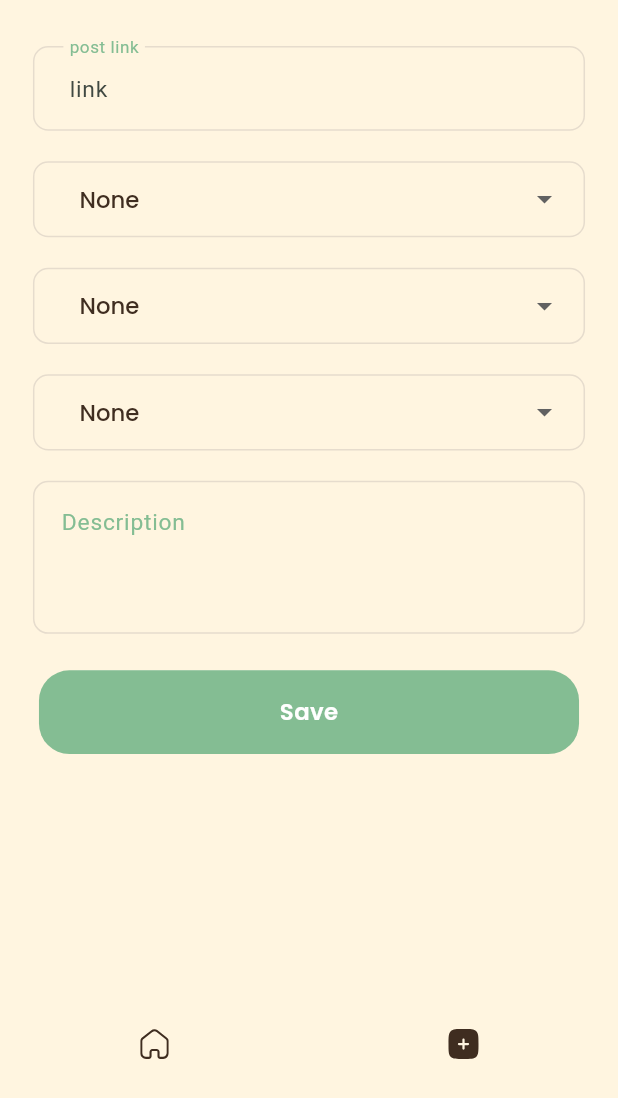
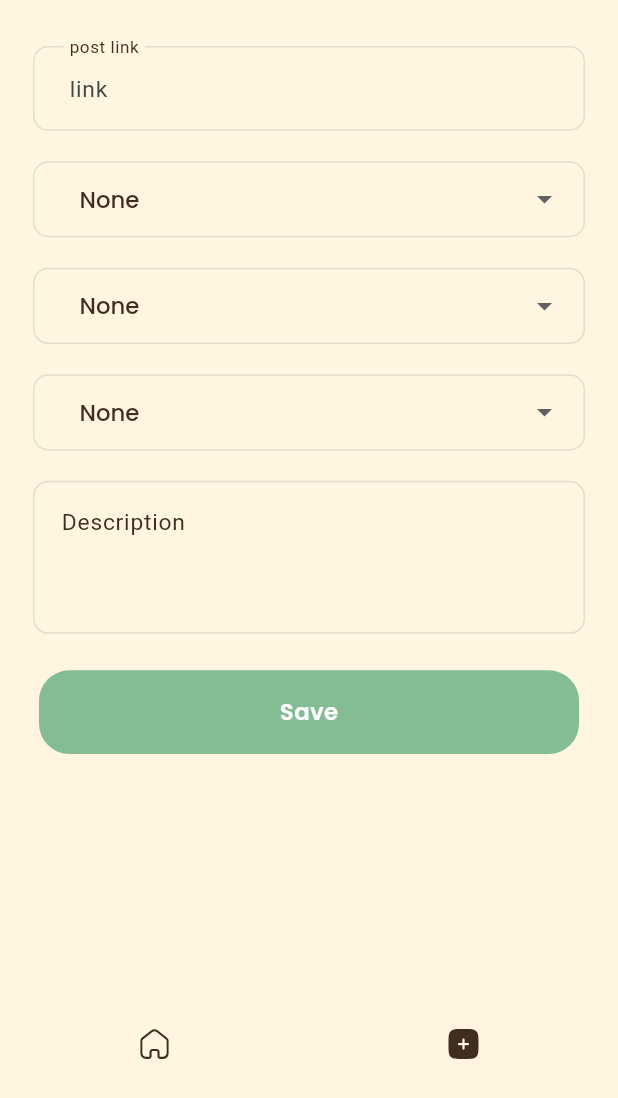
Before and after one commit to walidgithub/save_favorite_posts, a Flutter app: the screen it shows after launch, item 2 of the bottom bar chosen, on a phone screen of 412 x 824 dp, the part 138-1236 px from its top. Run offline on Flutter 3.47's test engine with Material 3 defaults, Android fonts, the phone set to English and light mode, and no system bars; drawn by our look-alikes of dropdown_button2; our stand-ins replace animate_do, bloc, dartz, dio, dots_indicator, easy_localization and 16 more.

Commit message:
try change color and edit some styles

```diff
--- a/lib/save_favorite_posts/presentation/ui/add_new_post/add_new_post_view.dart
+++ b/lib/save_favorite_posts/presentation/ui/add_new_post/add_new_post_view.dart
@@ -76,7 +76,7 @@ class _AddNewPostViewState extends State<AddNewPostView> {
                     hintStyle: TextStyle(fontSize: 15.sp),
                     labelText: AppStrings.postLink,
                     labelStyle:
-                        TextStyle(fontSize: 15.sp, color: ColorManager.kPrimary),
+                        TextStyle(fontSize: 15.sp, color: ColorManager.kSecondary),
                     border: InputBorder.none)),
             SizedBox(
               height: 20.h,
@@ -127,7 +127,7 @@ class _AddNewPostViewState extends State<AddNewPostView> {
                   labelText: AppStrings.description,
                   alignLabelWithHint: true,
                   labelStyle:
-                      TextStyle(fontSize: 15.sp, color: ColorManager.kPrimary),
+                      TextStyle(fontSize: 15.sp, color: ColorManager.kSecondary),
                   border: InputBorder.none),
             ),
             SizedBox(
--- a/lib/save_favorite_posts/presentation/ui/auth/components/auth_field.dart
+++ b/lib/save_favorite_posts/presentation/ui/auth/components/auth_field.dart
@@ -51,6 +51,7 @@ class _AuthFieldState extends State<AuthField> {
       keyboardType: widget.keyboardType,
       decoration: InputDecoration(
           hintText: widget.hintText,
+          hintStyle: TextStyle(fontSize: 15.sp),
           errorMaxLines: 2,
           suffixIcon: widget.isPasswordField
                   ? IconButton(
--- a/lib/save_favorite_posts/presentation/ui/auth/sign_in.dart
+++ b/lib/save_favorite_posts/presentation/ui/auth/sign_in.dart
@@ -100,7 +100,7 @@ class _SignInViewState extends State<SignInView> {
                   ),
                   SizedBox(height: AppConstants.heightBetweenElements),
                   AuthField(
-                    hintText: AppStrings.yourEmail,
+                    hintText: AppStrings.yourPassword,
                     controller: _passwordController,
                     keyboardType: TextInputType.visiblePassword,
                     isForgetButton: true,
--- a/lib/save_favorite_posts/presentation/ui/search/components/search_field.dart
+++ b/lib/save_favorite_posts/presentation/ui/search/components/search_field.dart
@@ -2,6 +2,8 @@ import 'package:flutter/material.dart';
 import 'package:flutter_screenutil/flutter_screenutil.dart';
 import 'package:flutter_svg/flutter_svg.dart';
 import 'package:save_favorite_posts/save_favorite_posts/shared/constant/assets_manager.dart';
+import 'package:save_favorite_posts/save_favorite_posts/shared/constant/strings_manager.dart';
+import 'package:save_favorite_posts/save_favorite_posts/shared/style/colors_manager.dart';
 import '../../../../shared/constant/app_typography.dart';
 
 class SearchField extends StatelessWidget {
@@ -23,7 +25,8 @@ class SearchField extends StatelessWidget {
           constraints: BoxConstraints(maxHeight: 55.h),
           contentPadding:
               EdgeInsets.symmetric(vertical: 10.h, horizontal: 20.w),
-          hintText: 'Search',
+          hintText: AppStrings.search,
+          hintStyle: const TextStyle(color: ColorManager.kSecondary),
           suffixIcon: Padding(
             padding: EdgeInsets.all(13.h),
             child: SvgPicture.asset(
--- a/lib/save_favorite_posts/presentation/ui/search/search_view.dart
+++ b/lib/save_favorite_posts/presentation/ui/search/search_view.dart
@@ -84,8 +84,8 @@ class _SearchViewState extends State<SearchView> {
             children: [
               SizedBox(height: 20.h),
               const HeadingRichText(
-                text1: 'You can\n',
-                text2: 'Search for posts',
+                text1: '${AppStrings.youCan}\n',
+                text2: AppStrings.searchForPosts,
               ),
               SizedBox(height: 28.h),
               Row(
--- a/lib/save_favorite_posts/presentation/ui_components/dialogs/loading_dialog.dart
+++ b/lib/save_favorite_posts/presentation/ui_components/dialogs/loading_dialog.dart
@@ -1,6 +1,7 @@
 import 'package:flutter/material.dart';
 import 'package:flutter_easyloading/flutter_easyloading.dart';
 import 'package:flutter_screenutil/flutter_screenutil.dart';
+import 'package:save_favorite_posts/save_favorite_posts/shared/constant/strings_manager.dart';
 import '../../../shared/style/colors_manager.dart';
 
 void showLoading() {
@@ -16,7 +17,7 @@ void showLoading() {
   ..userInteractions = false;
   EasyLoading.show(
     maskType: EasyLoadingMaskType.black,
-    status: 'loading...',
+    status: AppStrings.loading,
   );
 }
 
--- a/lib/save_favorite_posts/shared/constant/strings_manager.dart
+++ b/lib/save_favorite_posts/shared/constant/strings_manager.dart
@@ -25,6 +25,19 @@ class AppStrings {
   static const saveProfile = "Save Profile";
   static const exit = "Exit";
   static const welcomeTo = "Welcome To";
+  static const filters = "Filters";
+  static const websites = "Websites";
+  static const categories = "Categories";
+  static const subCategories = "Sub Categories";
+  static const filter = "Filter";
+  static const searchForPosts = "Search for posts";
+  static const search = "Search";
+  static const logout = "Logout";
+  static const youCan = "You can";
+  static const loading = "loading...";
+  static const logoutConfirmation = "Logout confirmation";
+  static const askToLogout = "Would you like to log out and return to the login screen?";
+  static const cancel = "Cancel";
   static const save = "Save";
   static const send = "Send";
   static const yourEmail = "Your Email";
```
Also changed, not shown: lib/save_favorite_posts/presentation/ui/search/components/filter_sheet.dart (+6 -5 lines), lib/save_favorite_posts/presentation/ui_components/dialogs/logout_dialog.dart (+5 -4 lines), lib/save_favorite_posts/presentation/ui_components/dialogs/rating_and_review_dialog.dart (deleted, +0 -100 lines).
